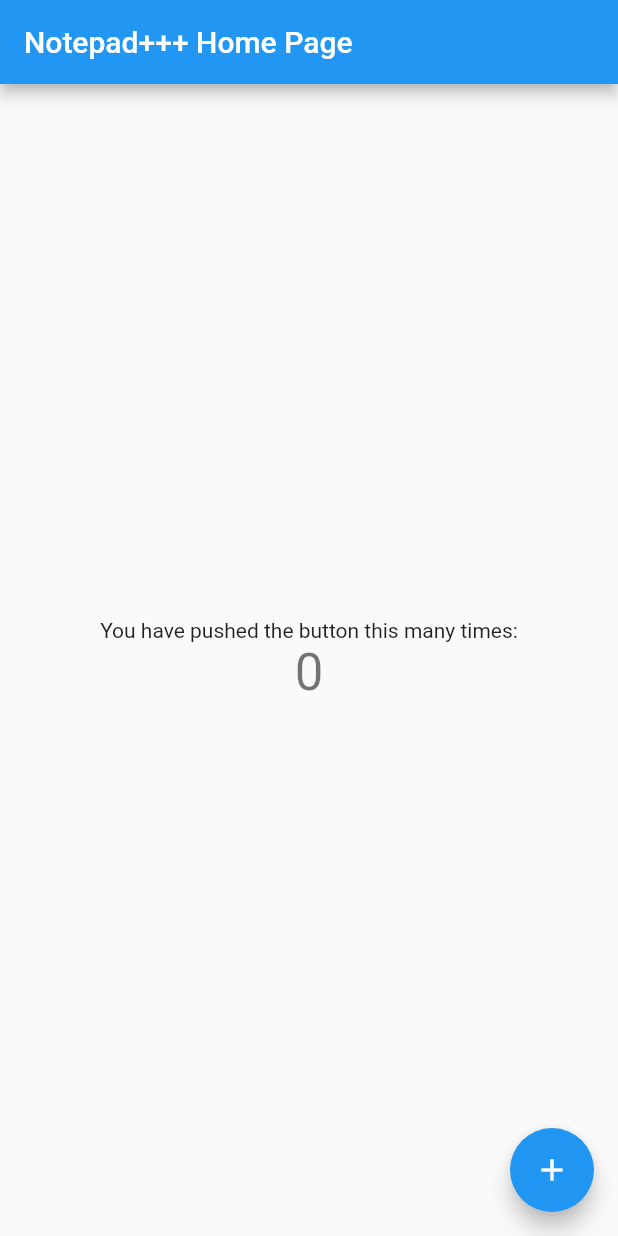
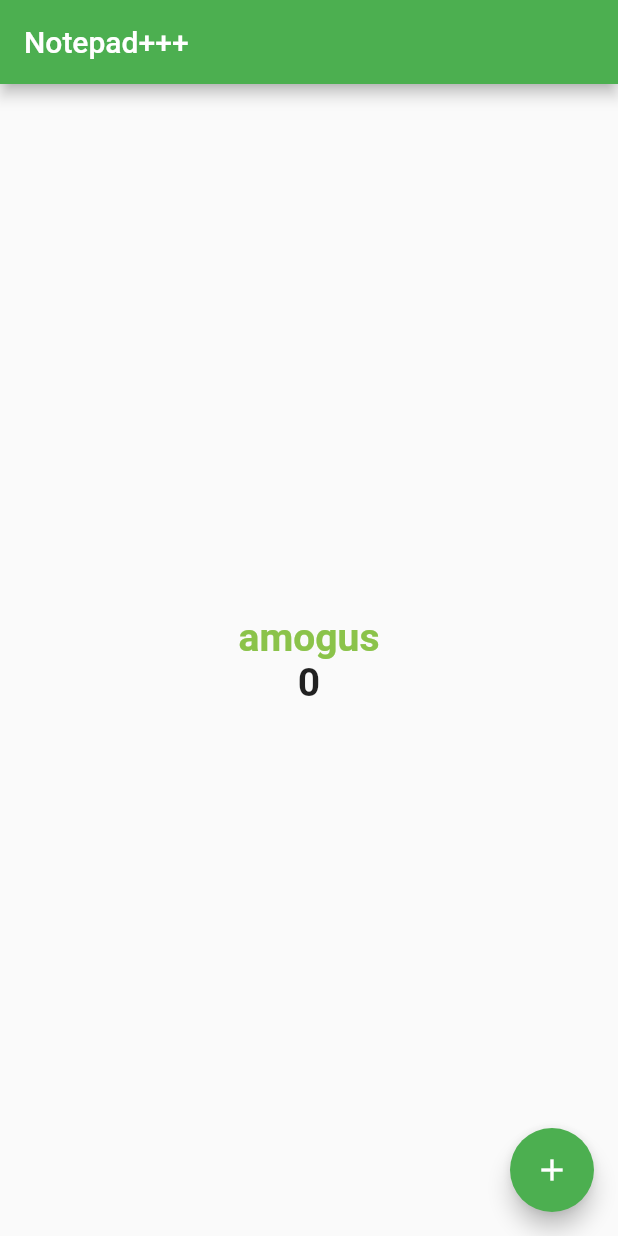
Before and after one commit to mccreemainwoody/notepadd, a Flutter app: the screen it shows after launch, on a phone screen of 412 x 824 dp. Run offline on Flutter 3.47's test engine with Material 2 defaults, Android fonts, the phone set to English and light mode, and no system bars.

Commit message:
Création d'une base - Partie #1
- Modification du titre de la page d'accueil de "Notepadd+++ Home Page" en "Notepadd+++"
- Application d'un thème de couleur personnalisé. Création d'une classe NotepaddFontStyle permettant de définir une font globale à toute l'application
- Correctif du nom de l'application de "notepad_perso" à "notepadd"
- Application des dossiers de chaque partie de l'application, en utilisant une arborescence orientée vers ses features

```diff
--- /dev/null
+++ b/lib/global/font.dart
@@ -0,0 +1,24 @@
+import 'package:flutter/material.dart';
+
+class NotepaddFontStyle{
+  static const styleTexteBase = TextStyle(fontWeight: FontWeight.bold);
+
+  static final TextStyle styleTexteTitre = styleTexteBase.copyWith(
+    fontSize: 26.0,
+    color: Colors.lightGreen,
+  );
+  static final TextStyle styleTexteHeader = styleTexteBase.copyWith(
+    fontSize: 20.0,
+  );
+  static final TextStyle styleTexteRegular = styleTexteBase.copyWith(
+    fontSize: 18.0,
+  );
+  static final TextStyle styleTexteSubHeader = styleTexteBase.copyWith(
+    fontSize: 26.0,
+  );
+
+  static final TextStyle styleTexteErreur = styleTexteBase.copyWith(
+    color: Colors.red,
+    fontSize: 22.0,
+  );
+}
--- a/lib/main.dart
+++ b/lib/main.dart
@@ -1,4 +1,5 @@
 import 'package:flutter/material.dart';
+import 'package:notepadd/global/font.dart';
 
 void main() {
   runApp(const MyApp());
@@ -22,9 +23,9 @@ class MyApp extends StatelessWidget {
         // or simply save your changes to "hot reload" in a Flutter IDE).
         // Notice that the counter didn't reset back to zero; the application
         // is not restarted.
-        primarySwatch: Colors.blue,
+        primarySwatch: Colors.green,
       ),
-      home: const MyHomePage(title: 'Notepad+++ Home Page'),
+      home: const MyHomePage(title: 'Notepad+++'),
     );
   }
 }
@@ -95,12 +96,13 @@ class _MyHomePageState extends State<MyHomePage> {
           // horizontal).
           mainAxisAlignment: MainAxisAlignment.center,
           children: <Widget>[
-            const Text(
-              'You have pushed the button this many times:',
+            Text(
+              'amogus',
+              style: NotepaddFontStyle.styleTexteTitre,
             ),
             Text(
               '$_counter',
-              style: Theme.of(context).textTheme.headline4,
+              style: NotepaddFontStyle.styleTexteSubHeader,
             ),
           ],
         ),
--- a/pubspec.yaml
+++ b/pubspec.yaml
@@ -1,4 +1,4 @@
-name: notepad_perso
+name: notepadd
 description: Une application de notes in-croy-able
 
 # The following line prevents the package from being accidentally published to
```
Also changed, not shown: 11 other files.
